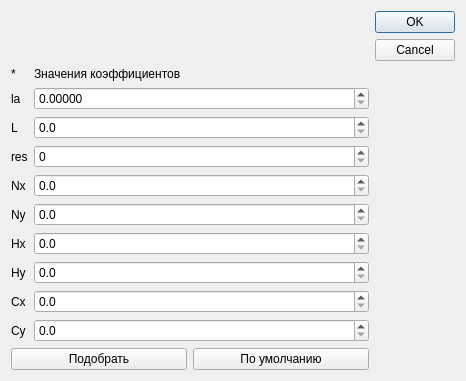
First picture: the form in settingsshadowsfinddialog.ui, repository cotara/STMviewer, before the edit.
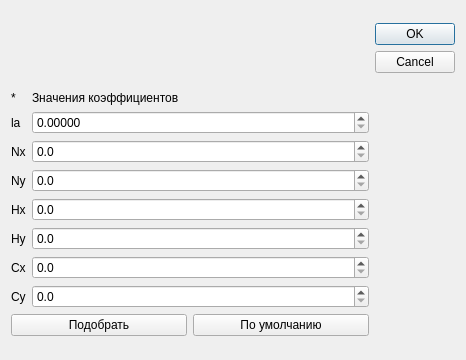
Second picture: the form after the edit.

What changed in the file:
```diff
--- a/settingsshadowsfinddialog.ui
+++ b/settingsshadowsfinddialog.ui
@@ -52,44 +52,6 @@
            </property>
           </widget>
          </item>
-         <item>
-          <widget class="QLabel" name="label_2">
-           <property name="sizePolicy">
-            <sizepolicy hsizetype="Minimum" vsizetype="Preferred">
-             <horstretch>0</horstretch>
-             <verstretch>0</verstretch>
-            </sizepolicy>
-           </property>
-           <property name="maximumSize">
-            <size>
-             <width>20</width>
-             <height>16777215</height>
-            </size>
-           </property>
-           <property name="text">
-            <string>L</string>
-           </property>
-          </widget>
-         </item>
-         <item>
-          <widget class="QLabel" name="label_6">
-           <property name="sizePolicy">
-            <sizepolicy hsizetype="Minimum" vsizetype="Preferred">
-             <horstretch>0</horstretch>
-             <verstretch>0</verstretch>
-            </sizepolicy>
-           </property>
-           <property name="maximumSize">
-            <size>
-             <width>20</width>
-             <height>16777215</height>
-            </size>
-           </property>
-           <property name="text">
-            <string>res</string>
-           </property>
-          </widget>
-         </item>
          <item>
           <widget class="QLabel" name="label_7">
            <property name="sizePolicy">
@@ -246,47 +208,6 @@
            </property>
           </widget>
          </item>
-         <item>
-          <widget class="QDoubleSpinBox" name="LSpinBox">
-           <property name="sizePolicy">
-            <sizepolicy hsizetype="Expanding" vsizetype="Fixed">
-             <horstretch>0</horstretch>
-             <verstretch>0</verstretch>
-            </sizepolicy>
-           </property>
-           <property name="decimals">
-            <number>1</number>
-           </property>
-           <property name="maximum">
-            <double>1000000.000000000000000</double>
-           </property>
-           <property name="singleStep">
-            <double>0.100000000000000</double>
-           </property>
-           <property name="value">
-            <double>0.000000000000000</double>
-           </property>
-          </widget>
-         </item>
-         <item>
-          <widget class="QDoubleSpinBox" name="resSpinBox">
-           <property name="sizePolicy">
-            <sizepolicy hsizetype="Expanding" vsizetype="Fixed">
-             <horstretch>0</horstretch>
-             <verstretch>0</verstretch>
-            </sizepolicy>
-           </property>
-           <property name="decimals">
-            <number>0</number>
-           </property>
-           <property name="maximum">
-            <double>10.000000000000000</double>
-           </property>
-           <property name="singleStep">
-            <double>0.000001000000000</double>
-           </property>
-          </widget>
-         </item>
          <item>
           <widget class="QDoubleSpinBox" name="NxSpinBox">
            <property name="sizePolicy">
```
